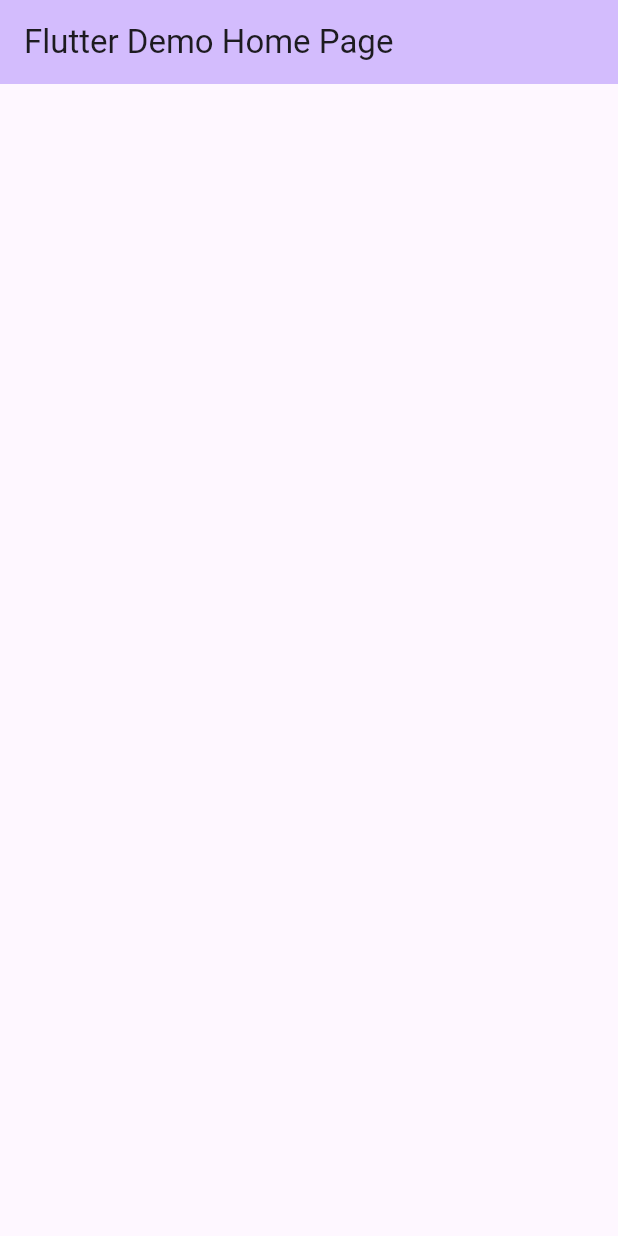
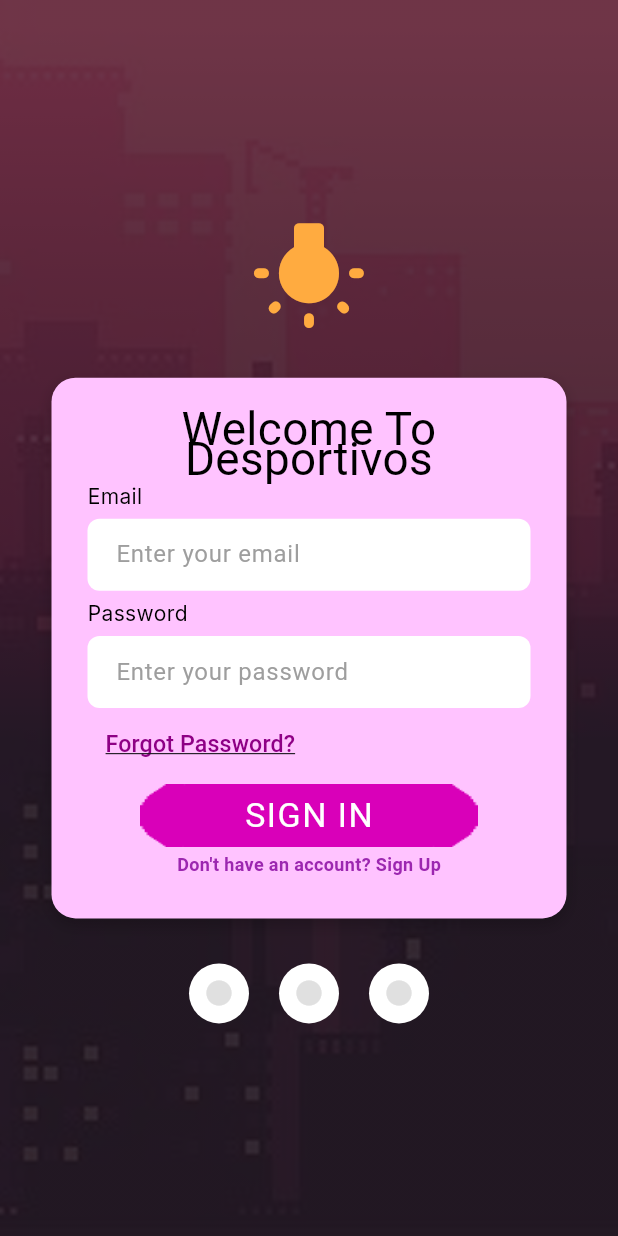
Before and after one commit to pmoradiya07/despo-2026-frontend, a Flutter app: the screen it shows after launch, on a phone screen of 412 x 824 dp. Run offline on Flutter 3.47's test engine with Material 3 defaults, Android fonts, the light colour scheme and no system bars; our stand-ins replace firebase_core, flutter_screenutil, google_fonts; accounts and stored records are empty.

Commit message:
Initial commit - Flutter frontend with Firebase

```diff
--- /dev/null
+++ b/lib/login.dart
@@ -0,0 +1,219 @@
+import 'package:flutter/material.dart';
+import 'package:flutter_screenutil/flutter_screenutil.dart';
+import 'package:google_fonts/google_fonts.dart';
+
+class LoginPage extends StatelessWidget {
+  const LoginPage({super.key});
+
+  @override
+  Widget build(BuildContext context) {
+    return Scaffold(
+      body: Stack(
+        children: [
+          // 1️⃣ Background Image
+          Positioned.fill(
+            child: Image.asset(
+              'assets/images/bg_image.png', // Your background image
+              fit: BoxFit.cover,
+            ),
+          ),
+          Positioned.fill(
+            child: Opacity(
+              opacity: 0.8,
+              child: Container(
+                decoration: const BoxDecoration(
+                  gradient: LinearGradient(
+                    colors: [
+                      Color.fromRGBO(165, 37, 83, 1),
+                      Color.fromRGBO(115, 19, 59, 1),
+                      Color.fromRGBO(79, 5, 42, 1),
+                      Color.fromRGBO(18, 0, 20, 1),
+                    ],
+                    stops: [0.02, 0.23, 0.45, 0.60],
+                    begin: Alignment.topCenter,
+                    end: Alignment.bottomCenter,
+                  ),
+                ),
+              ),
+            ),
+          ),
+          Positioned.fill(
+            child: Opacity(
+              opacity: 1,
+              child: Image.asset(
+                'assets/images/shadowcover.png',
+                fit: BoxFit.cover,
+              ),
+            ),
+          ),
+
+          Center(
+            child: Column(
+              mainAxisAlignment: MainAxisAlignment.center,
+              children: [
+                // Logo / torch icon
+                const Icon(
+                  Icons.wb_incandescent_rounded,
+                  size: 80,
+                  color: Colors.orangeAccent,
+                ),
+                const SizedBox(height: 30),
+
+                // Login Card Container
+                Container(
+                  width: 300.w,
+                  height: 350.h,
+                  padding: const EdgeInsets.all(24),
+                  decoration: BoxDecoration(
+                    color: Color.fromRGBO(255, 195, 255, 1),
+                    borderRadius: BorderRadius.circular(16),
+                    boxShadow: [
+                      BoxShadow(
+                        color: Colors.black.withOpacity(0.2),
+                        blurRadius: 8,
+                        offset: const Offset(0, 4),
+                      ),
+                    ],
+                  ),
+                  child: Column(
+                    crossAxisAlignment: CrossAxisAlignment.start,
+                    children: [
+                      Center(
+                        child: Text(
+                          "Welcome To\nDesportivos",
+                          textAlign: TextAlign.center,
+                          style: GoogleFonts.jersey10(
+                            fontSize: 29.65.sp,
+                            height: 0.65.h,
+                            color: Colors.black,
+                          ),
+                        ),
+                      ),
+                      SizedBox(height: 5.h),
+                      _buildLabel("Email"),
+                      _buildTextField("Enter your email"),
+                      SizedBox(height: 5.h),
+                      _buildLabel("Password"),
+                      _buildTextField("Enter your password", isObscure: true),
+                      TextButton(
+                        onPressed: () {},
+                        child: Text(
+                          "Forgot Password?",
+                          style: GoogleFonts.jersey10(
+                            color: Color.fromRGBO(142, 0, 133, 1),
+                            fontSize: 15.sp,
+                            decoration: TextDecoration.underline,
+                          ),
+                        ),
+                      ),
+
+                      Center(
+                        child: GestureDetector(
+                          onTap: () {
+                            //  SIGN IN LOGIC HERE
+                            debugPrint("Sign In clicked");
+                          },
+                          child: SizedBox(
+                            width: 231.w,
+                            height: 46.h,
+                            child: Stack(
+                              alignment: Alignment.center,
+                              children: [
+                                Positioned(
+                                  child: Image.asset(
+                                    'assets/images/signin.png',
+                                    fit: BoxFit.contain,
+                                  ),
+                                ),
+
+                                Text(
+                                  "SIGN IN",
+                                  style: GoogleFonts.jersey10(
+                                    fontSize: 22.sp,
+                                    color: Colors.white,
+                                    height: 1,
+                                    letterSpacing: 1,
+                                  ),
+                                ),
+                              ],
+                            ),
+                          ),
+                        ),
+                      ),
+
+                      Center(
+                        child: Text(
+                          "Don't have an account? Sign Up",
+                          style: TextStyle(
+                            color: Colors.purple,
+                            fontSize: 12,
+                            fontWeight: FontWeight.bold,
+                          ),
+                        ),
+                      ),
+                    ],
+                  ),
+                ),
+
+                const SizedBox(height: 30),
+
+                // Social Login Icons
+                Row(
+                  mainAxisAlignment: MainAxisAlignment.center,
+                  children: List.generate(
+                    3,
+                    (index) => Padding(
+                      padding: const EdgeInsets.symmetric(horizontal: 10),
+                      child: CircleAvatar(
+                        radius: 20,
+                        backgroundColor: Colors.white,
+                        child: Icon(
+                          Icons.circle,
+                          color: Colors.grey[300],
+                          size: 20,
+                        ),
+                      ),
+                    ),
+                  ),
+                ),
+              ],
+            ),
+          ),
+        ],
+      ),
+    );
+  }
+
+  Widget _buildLabel(String label) {
+    return Padding(
+      padding: const EdgeInsets.only(bottom: 5),
+      child: Text(
+        label,
+        style: GoogleFonts.inter(
+          color: Colors.black,
+          fontWeight: FontWeight.w400,
+        ),
+      ),
+    );
+  }
+
+  Widget _buildTextField(String hint, {bool isObscure = false}) {
+    return TextField(
+      obscureText: isObscure,
+      decoration: InputDecoration(
+        hintText: hint,
+        hintStyle: const TextStyle(color: Colors.grey),
+        fillColor: Colors.white,
+        filled: true,
+        contentPadding: const EdgeInsets.symmetric(
+          horizontal: 15,
+          vertical: 10,
+        ),
+        border: OutlineInputBorder(
+          borderRadius: BorderRadius.circular(8),
+          borderSide: BorderSide.none,
+        ),
+      ),
+    );
+  }
+}
--- a/lib/main.dart
+++ b/lib/main.dart
@@ -1,25 +1,30 @@
+import 'package:despo/login.dart';
 import 'package:firebase_core/firebase_core.dart';
 import 'package:flutter/material.dart';
+import 'package:flutter_screenutil/flutter_screenutil.dart';
 
 void main() async {
   WidgetsFlutterBinding.ensureInitialized();
   await Firebase.initializeApp();
-  runApp(const MyApp());
+  runApp(const HomePage());
 }
 
 
-class MyApp extends StatelessWidget {
-  const MyApp({super.key});
+class HomePage extends StatelessWidget {
+  const HomePage({super.key});
 
   @override
   Widget build(BuildContext context) {
-    return MaterialApp(
-      debugShowCheckedModeBanner: false,
-      title: 'Flutter Demo',
-      theme: ThemeData(
-        colorScheme: ColorScheme.fromSeed(seedColor: Colors.deepPurple),
-      ),
-      home: const MyHomePage(title: 'Flutter Demo Home Page'),
+    return ScreenUtilInit(
+      designSize: const Size(360, 800), // ANDROID-FIRST
+      minTextAdapt: true,
+      splitScreenMode: true,
+      builder: (context, child) {
+        return MaterialApp(
+          debugShowCheckedModeBanner: false,
+          home: const LoginPage(),
+        );
+      },
     );
   }
 }
```
Also changed, not shown: pubspec.yaml (+5 -3 lines), assets/images/bg_image.png (added), assets/images/shadowcover.png (added), assets/images/signin.png (added), pubspec.lock.
